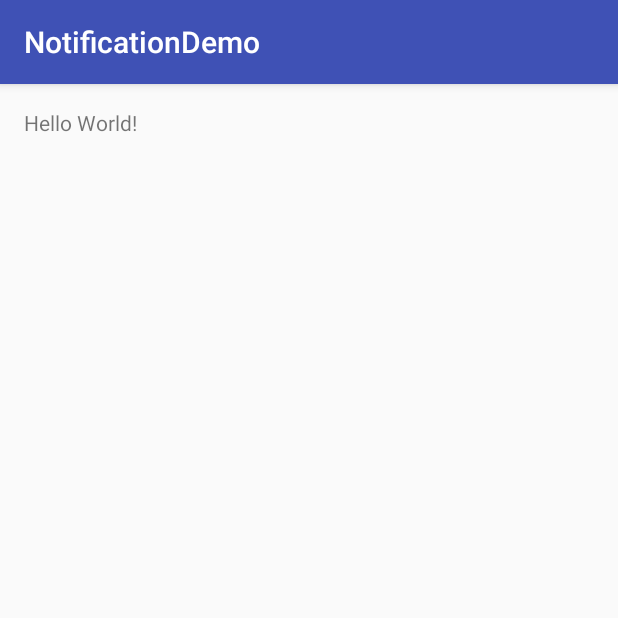
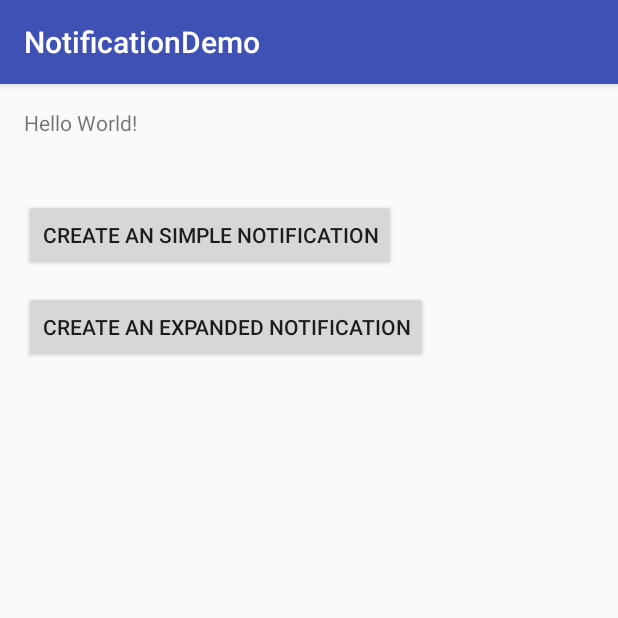
Before and after one commit to JasonZhang91503/LoRaLocation, an Android app: the screen it shows after launch (MainActivity), on a phone screen of 412 x 824 dp, the top half of it. Run offline under Robolectric (Android 15) with nearby library versions, the phone set to English and light mode, and no system bars.

Commit message:
add two button

```diff
--- a/SillyWei/Android/NotificationDemo/app/src/main/res/layout/activity_main.xml
+++ b/SillyWei/Android/NotificationDemo/app/src/main/res/layout/activity_main.xml
@@ -13,5 +13,26 @@
     <TextView
         android:layout_width="wrap_content"
         android:layout_height="wrap_content"
-        android:text="Hello World!" />
+        android:text="Hello World!"
+        android:id="@+id/textView" />
+
+    <Button
+        android:text="@string/simple_notification_button_name"
+        android:layout_width="wrap_content"
+        android:layout_height="wrap_content"
+        android:layout_marginTop="41dp"
+        android:layout_below="@+id/textView"
+        android:layout_alignParentStart="true"
+        android:id="@+id/simple_notification_button"
+        android:onClick="simpleNotificationButtonOnClick" />
+
+    <Button
+        android:text="@string/expanded_notification_button_name"
+        android:layout_width="wrap_content"
+        android:layout_height="wrap_content"
+        android:layout_marginTop="13dp"
+        android:id="@+id/expanded_notification_button"
+        android:layout_below="@+id/simple_notification_button"
+        android:layout_alignParentStart="true"
+        android:onClick="expandedNotificationButtonOnClick" />
 </RelativeLayout>
--- a/SillyWei/Android/NotificationDemo/app/src/main/res/values/strings.xml
+++ b/SillyWei/Android/NotificationDemo/app/src/main/res/values/strings.xml
@@ -1,3 +1,5 @@
 <resources>
     <string name="app_name">NotificationDemo</string>
+    <string name="simple_notification_button_name">Create an Simple Notification</string>
+    <string name="expanded_notification_button_name">Create an Expanded Notification</string>
 </resources>
```
Also changed, not shown: SillyWei/Android/NotificationDemo/app/src/main/java/com/sillywei/notificationdemo/MainActivity.java (+95 -1 lines), SillyWei/Android/NotificationDemo/app/src/main/res/drawable/ic_launcher.png (added).
